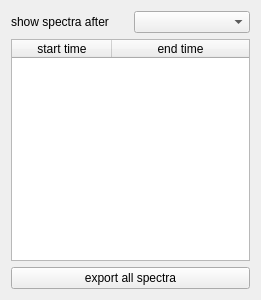
First picture: the form in Orbitool/UI/SpectraList.ui, repository l460289052/Orbitool, before the edit.
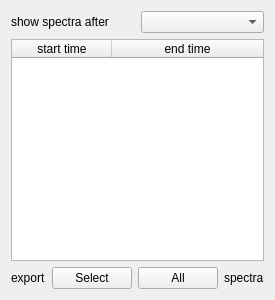
Second picture: the form after the edit.

Commit message: export selected spectra

Patch:
```diff
--- a/Orbitool/UI/SpectraList.ui
+++ b/Orbitool/UI/SpectraList.ui
@@ -49,11 +49,49 @@
     </widget>
    </item>
    <item>
-    <widget class="QPushButton" name="exportPushButton">
-     <property name="text">
-      <string>export all spectra</string>
-     </property>
-    </widget>
+    <layout class="QHBoxLayout" name="horizontalLayout">
+     <item>
+      <spacer name="horizontalSpacer">
+       <property name="orientation">
+        <enum>Qt::Horizontal</enum>
+       </property>
+       <property name="sizeHint" stdset="0">
+        <size>
+         <width>40</width>
+         <height>20</height>
+        </size>
+       </property>
+      </spacer>
+     </item>
+     <item>
+      <widget class="QLabel" name="label_2">
+       <property name="text">
+        <string>export</string>
+       </property>
+      </widget>
+     </item>
+     <item>
+      <widget class="QPushButton" name="exportSelectPushButton">
+       <property name="text">
+        <string>Select</string>
+       </property>
+      </widget>
+     </item>
+     <item>
+      <widget class="QPushButton" name="exportAllPushButton">
+       <property name="text">
+        <string>All</string>
+       </property>
+      </widget>
+     </item>
+     <item>
+      <widget class="QLabel" name="label_3">
+       <property name="text">
+        <string>spectra</string>
+       </property>
+      </widget>
+     </item>
+    </layout>
    </item>
   </layout>
  </widget>
```
The commit also changes 10 other files.
